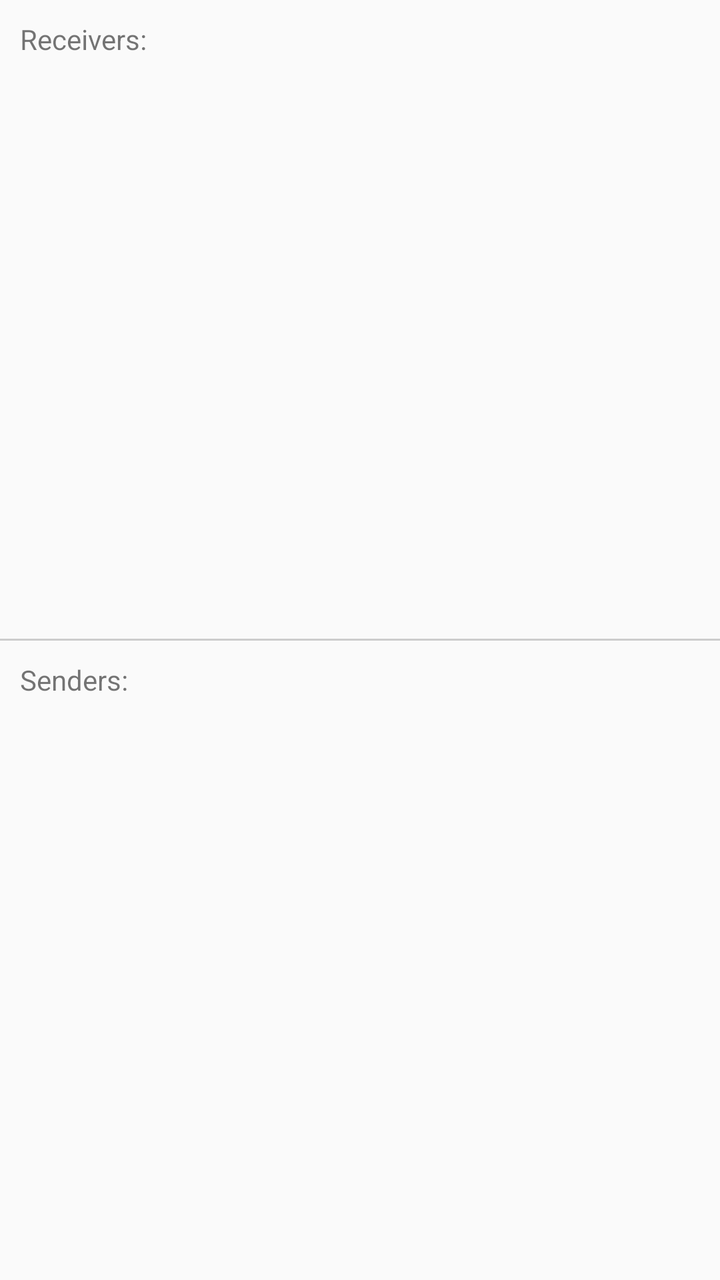
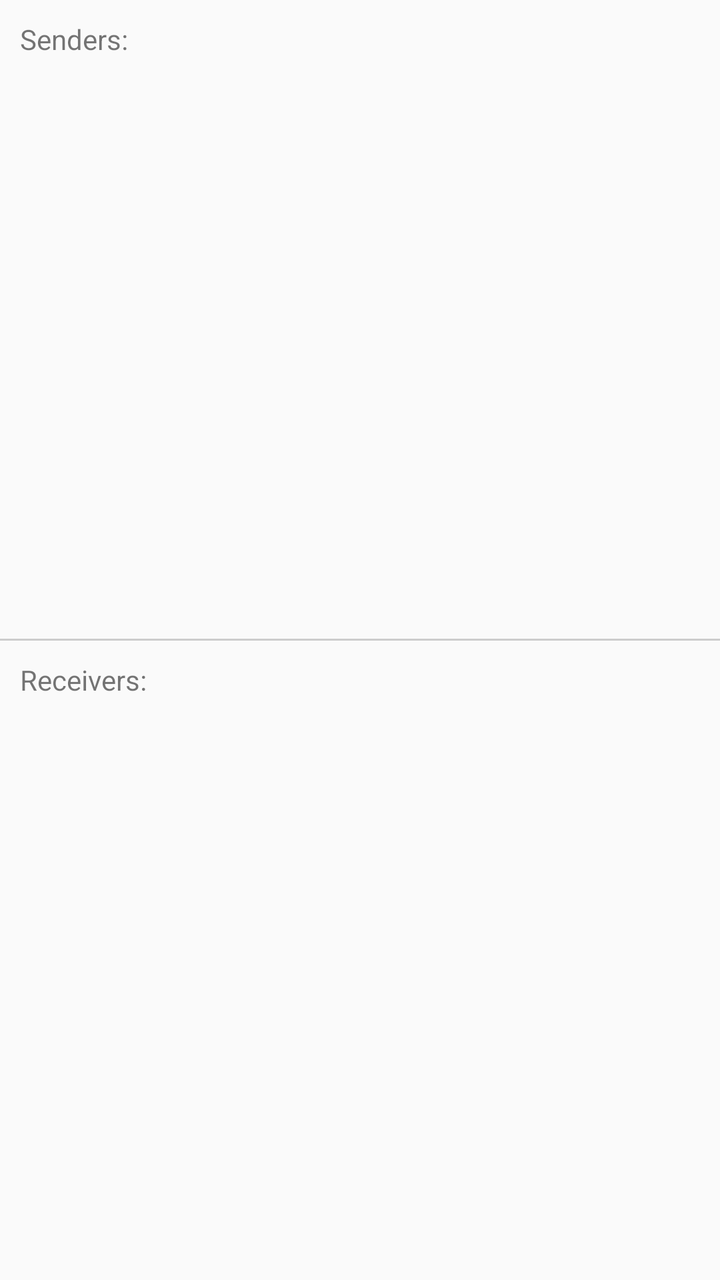

An Android layout rendered at two revisions. The XML below is the earlier revision; the diff shows what the commit changed to produce the second picture.
<!-- AndroidManifest.xml: application theme AppTheme -->
<!-- res/layout/things_activity.xml -->
<?xml version="1.0" encoding="utf-8"?>
<RelativeLayout xmlns:android="http://schemas.android.com/apk/res/android"
    android:orientation="vertical"
    android:layout_width="match_parent"
    android:layout_height="match_parent">

    <LinearLayout
        android:layout_width="fill_parent"
        android:layout_height="wrap_content"
        android:orientation="vertical"
        android:id="@+id/linearLayout"
        android:layout_above="@+id/separator"
        android:layout_alignParentTop="true">

        <TextView
            android:layout_width="wrap_content"
            android:layout_height="wrap_content"
            android:textAppearance="?android:attr/textAppearanceSmall"
            android:text="@string/section_receiver"
            android:id="@+id/textView3"
            android:paddingLeft="10dp"
            android:paddingTop="10dp"
            android:paddingBottom="5dp" />

        <ScrollView
            android:layout_width="match_parent"
            android:layout_height="match_parent">

            <GridLayout
                android:id="@+id/receivers_holder"

                android:layout_width="match_parent"
                android:layout_height="wrap_content"
                android:useDefaultMargins="true"
                android:columnCount="5"
                android:alignmentMode="alignMargins"
                android:foregroundGravity="center_vertical|center_horizontal" />
        </ScrollView>

    </LinearLayout>

    <View
        android:id="@+id/separator"
        android:layout_width="match_parent"
        android:layout_height="1dp"
        android:background="#cccccc"
        android:layout_centerVertical="true"/>

    <LinearLayout
        android:layout_width="match_parent"
        android:layout_height="wrap_content"
        android:orientation="vertical"
        android:layout_below="@+id/separator"
        android:layout_alignParentStart="true"
        android:layout_alignParentBottom="true"
        android:weightSum="1">

        <TextView
            android:layout_width="wrap_content"
            android:layout_height="wrap_content"
            android:textAppearance="?android:attr/textAppearanceSmall"
            android:text="@string/section_sender"
            android:id="@+id/textView4"
            android:paddingLeft="10dp"
            android:paddingTop="10dp"
            android:paddingBottom="5dp" />

        <ScrollView
            android:layout_width="match_parent"
            android:layout_height="match_parent">

            <GridLayout
                android:id="@+id/senders_holder"
                android:layout_width="match_parent"
                android:layout_height="wrap_content"
                android:useDefaultMargins="true"
                android:columnCount="5" />
        </ScrollView>

    </LinearLayout>

</RelativeLayout>
<!-- resources referenced by this layout -->
<resources>
  <string name="section_receiver">Receivers:</string>
  <string name="section_sender">Senders:</string>
  <style name="AppTheme" parent="Theme.AppCompat.Light.DarkActionBar">
          
      </style>
</resources>

<!-- the commit's change to res/layout/things_activity.xml (unified diff, before → after) -->
@@ -16,7 +16,7 @@
             android:layout_width="wrap_content"
             android:layout_height="wrap_content"
             android:textAppearance="?android:attr/textAppearanceSmall"
-            android:text="@string/section_receiver"
+            android:text="@string/section_sender"
             android:id="@+id/textView3"
             android:paddingLeft="10dp"
             android:paddingTop="10dp"
@@ -27,7 +27,7 @@
             android:layout_height="match_parent">
 
             <GridLayout
-                android:id="@+id/receivers_holder"
+                android:id="@+id/senders_holder"
 
                 android:layout_width="match_parent"
                 android:layout_height="wrap_content"
@@ -59,7 +59,7 @@
             android:layout_width="wrap_content"
             android:layout_height="wrap_content"
             android:textAppearance="?android:attr/textAppearanceSmall"
-            android:text="@string/section_sender"
+            android:text="@string/section_receiver"
             android:id="@+id/textView4"
             android:paddingLeft="10dp"
             android:paddingTop="10dp"
@@ -70,7 +70,7 @@
             android:layout_height="match_parent">
 
             <GridLayout
-                android:id="@+id/senders_holder"
+                android:id="@+id/receivers_holder"
                 android:layout_width="match_parent"
                 android:layout_height="wrap_content"
                 android:useDefaultMargins="true"
